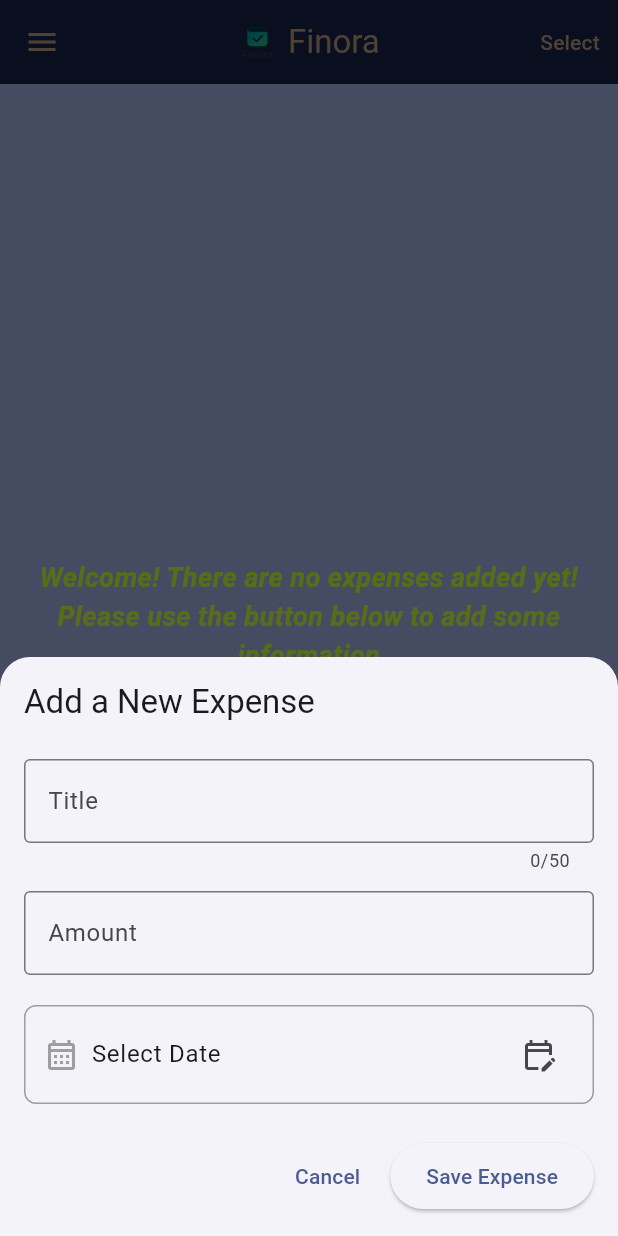
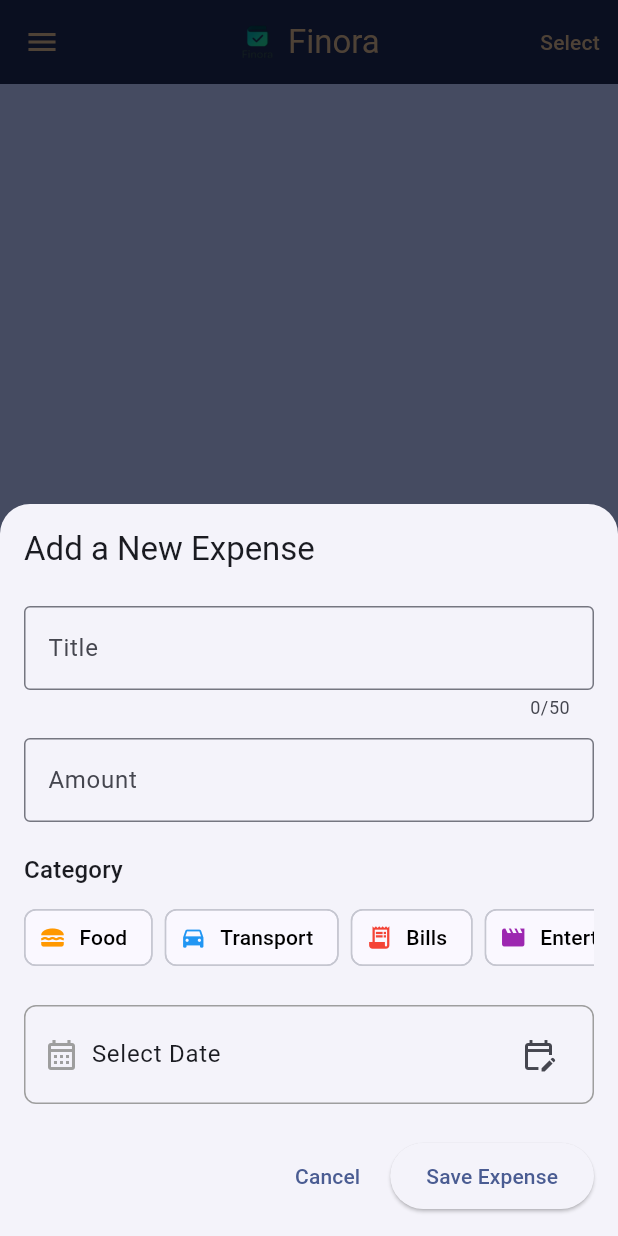
Before and after one commit to HoriaCns/Expense-Tracker-Application, a Flutter app: the screen it shows after launch, after a tap on "Select", after a tap on "Cancel", after a tap on the "add" icon, on a phone screen of 412 x 824 dp. Run offline on Flutter 3.47's test engine with Material 3 defaults, Android fonts, the phone set to English and light mode, and no system bars; our stand-ins replace appwrite, fl_chart, flutter_slidable; network calls fail.

Commit message:
Changed the UI, added shadows for every item and improved the chart functionality

```diff
--- a/lib/api/appwrite_client.dart
+++ b/lib/api/appwrite_client.dart
@@ -1,5 +1,6 @@
 import 'package:appwrite/appwrite.dart';
 import 'package:appwrite/models.dart' as models;
+import 'package:expense_tracker/models/category.dart';
 import 'package:expense_tracker/models/expense.dart';
 
 class AppwriteClient {
@@ -58,11 +59,18 @@ class AppwriteClient {
       );
 
       return response.documents.map((doc) {
+        final categoryString = doc.data['category'] as String? ?? 'other';
+        final category = ExpenseCategory.values.firstWhere(
+            (e) => e.name == categoryString,
+          orElse: () => ExpenseCategory.other,
+        );
+
         return Expense(
           id: doc.$id,
           title: doc.data['title'],
           amount: (doc.data['amount'] as num).toDouble(),
           date: DateTime.parse(doc.data['date']),
+          category: category,
         );
       }).toList();
     } on AppwriteException catch (e) {
@@ -81,6 +89,7 @@ class AppwriteClient {
         'amount': expense.amount,
         'date': expense.date.toIso8601String(),
         'userId': userId,
+        'category': expense.category.name,
       },
     );
   }
--- a/lib/main.dart
+++ b/lib/main.dart
@@ -1,5 +1,6 @@
 import 'package:expense_tracker/api/appwrite_client.dart';
 import 'package:expense_tracker/api/auth_notifier.dart';
+import 'package:expense_tracker/models/category.dart';
 import 'package:expense_tracker/screens/auth_gate.dart';
 import 'package:expense_tracker/screens/spending_screen.dart'; // Import the new screen
 import 'package:flutter/material.dart';
@@ -100,9 +101,9 @@ class _ExpenseHomeState extends State<ExpenseHome> {
     }
   }
 
-  void _addNewExpense(String title, double amount, DateTime date) async {
+  void _addNewExpense(String title, double amount, DateTime date, ExpenseCategory category) async {
     if (_currentUser == null) return;
-    final newExp = Expense(id: '', title: title, amount: amount, date: date);
+    final newExp = Expense(id: '', title: title, amount: amount, date: date, category: category);
     await _appwriteClient.addExpense(newExp, _currentUser!.$id);
     _refreshExpenses();
   }
--- /dev/null
+++ b/lib/models/category.dart
@@ -0,0 +1,74 @@
+import 'package:flutter/material.dart';
+
+// An enum to represent the different expense categories in a type-safe way.
+enum ExpenseCategory {
+  food,
+  transport,
+  bills,
+  entertainment,
+  shopping,
+  health,
+  other,
+}
+
+// A helper class to manage the properties of each category.
+class Category {
+  final ExpenseCategory type;
+  final String name;
+  final IconData icon;
+  final Color color;
+
+  const Category({
+    required this.type,
+    required this.name,
+    required this.icon,
+    required this.color,
+  });
+}
+
+// A centralized list of all available categories.
+// This makes it easy to add or modify categories in the future.
+const List<Category> availableCategories = [
+  Category(
+    type: ExpenseCategory.food,
+    name: 'Food',
+    icon: Icons.lunch_dining,
+    color: Colors.orange,
+  ),
+  Category(
+    type: ExpenseCategory.transport,
+    name: 'Transport',
+    icon: Icons.directions_car,
+    color: Colors.blue,
+  ),
+  Category(
+    type: ExpenseCategory.bills,
+    name: 'Bills',
+    icon: Icons.receipt_long,
+    color: Colors.red,
+  ),
+  Category(
+    type: ExpenseCategory.entertainment,
+    name: 'Entertainment',
+    icon: Icons.movie,
+    color: Colors.purple,
+  ),
+  Category(
+    type: ExpenseCategory.shopping,
+    name: 'Shopping',
+    icon: Icons.shopping_bag,
+    color: Colors.green,
+  ),
+  Category(
+    type: ExpenseCategory.health,
+    name: 'Health',
+    icon: Icons.medical_services,
+    color: Colors.pink,
+  ),
+  Category(
+    type: ExpenseCategory.other,
+    name: 'Other',
+    icon: Icons.more_horiz,
+    color: Colors.brown,
+  ),
+];
--- a/lib/models/expense.dart
+++ b/lib/models/expense.dart
@@ -1,14 +1,18 @@
+
+import 'category.dart';
 
 class Expense {
   final String id;
   final String title;
   final double amount;
   final DateTime date;
+  final ExpenseCategory category;
 
   Expense({
     required this.id,
     required this.title,
     required this.amount,
     required this.date,
+    required this.category,
   });
 }
--- a/lib/widgets/expense_list.dart
+++ b/lib/widgets/expense_list.dart
@@ -31,7 +31,7 @@ class ExpenseList extends StatelessWidget {
                 fontSize: 18,
                 fontWeight: FontWeight.bold,
                 fontStyle: FontStyle.italic,
-                color: Color(0xFFC0ED36),
+                color: Color(0xFF152046),
               ),
               textAlign: TextAlign.center,
             ),
--- a/lib/widgets/new_expense.dart
+++ b/lib/widgets/new_expense.dart
@@ -1,8 +1,9 @@
+import 'package:expense_tracker/models/category.dart';
 import 'package:flutter/material.dart';
 import 'package:intl/intl.dart';
 
 class NewExpense extends StatefulWidget {
-  final Function(String, double, DateTime) onAddExpense;
+  final Function(String, double, DateTime, ExpenseCategory) onAddExpense;
 
   const NewExpense({super.key, required this.onAddExpense});
 
@@ -14,6 +15,7 @@ class _NewExpenseState extends State<NewExpense> {
   final _titleController = TextEditingController();
   final _amountController = TextEditingController();
   DateTime? _selectedDate;
+  ExpenseCategory? _selectedCategory;
 
   // Function to show an error dialog
   void _showErrorDialog(String message) {
@@ -51,12 +53,16 @@ class _NewExpenseState extends State<NewExpense> {
       _showErrorDialog('Please select a date.');
       return;
     }
+    if(_selectedCategory == null) {
+      _showErrorDialog('Please select a category');
+    }
 
     // If all data is valid, call the callback and close the modal
     widget.onAddExpense(
       _titleController.text,
       enteredAmount,
       _selectedDate!,
+      _selectedCategory!,
     );
     Navigator.of(context).pop();
   }
@@ -124,6 +130,36 @@ class _NewExpenseState extends State<NewExpense> {
               onSubmitted: (_) => _submitData(),
             ),
             const SizedBox(height: 20),
+            Text('Category', style: Theme.of(context).textTheme.titleMedium),
+            const SizedBox(height: 8),
+            SizedBox(
+              height: 50,
+              child: ListView(
+                scrollDirection: Axis.horizontal,
+                children: availableCategories.map((category) {
+                  return Padding(
+                    padding: const EdgeInsets.only(right: 8.0),
+                    child: ChoiceChip(
+                      label: Text(category.name),
+                      avatar: Icon(category.icon, color: _selectedCategory == category.type ? Colors.white : category.color),
+                      selected: _selectedCategory == category.type,
+                      onSelected: (isSelected) {
+                        setState(() {
+                          if (isSelected) {
+                            _selectedCategory = category.type;
+                          }
+                        });
+                      },
+                      selectedColor: category.color,
+                      labelStyle: TextStyle(
+                        color: _selectedCategory == category.type ? Colors.white : Colors.black,
+                      ),
+                    ),
+                  );
+                }).toList(),
+              ),
+            ),
+            const SizedBox(height: 20),
             // A more intuitive date picker button
             Container(
               padding: const EdgeInsets.symmetric(horizontal: 12, vertical: 8),
```
Also changed, not shown: lib/screens/spending_screen.dart (+48 -31 lines), lib/widgets/chart.dart (+26 -15 lines), lib/widgets/expense_item.dart (+34 -67 lines).
